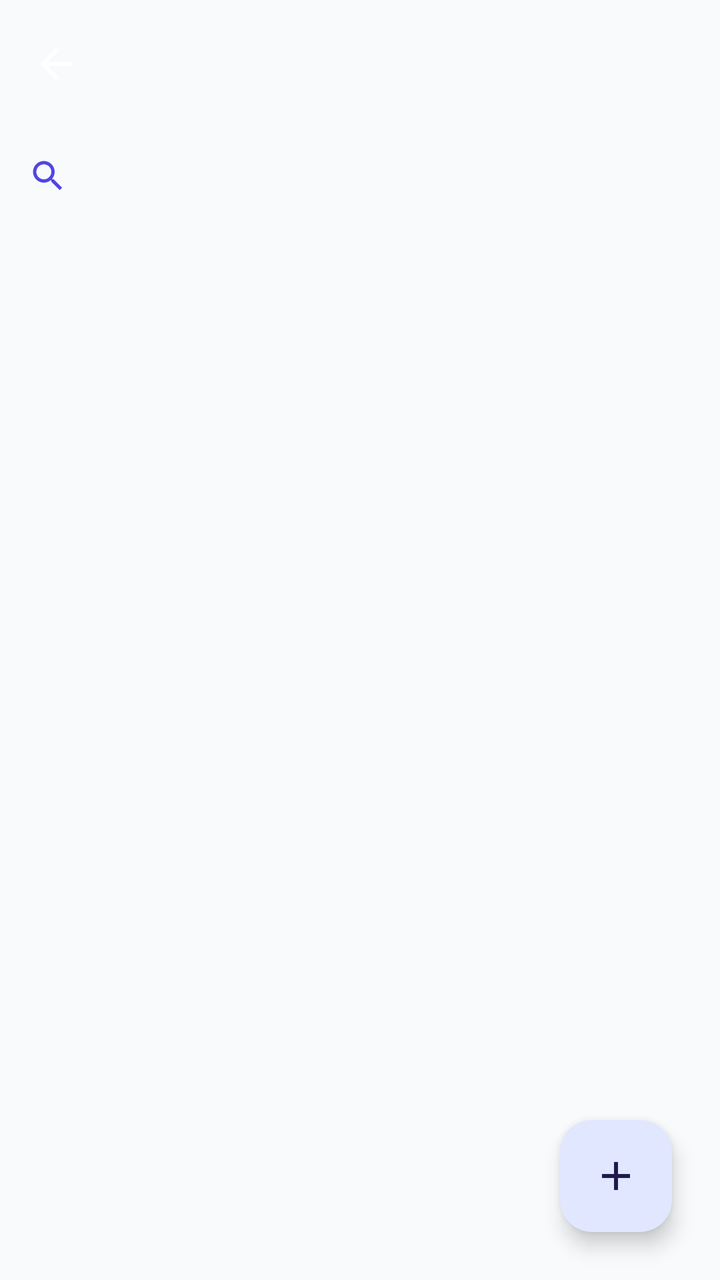
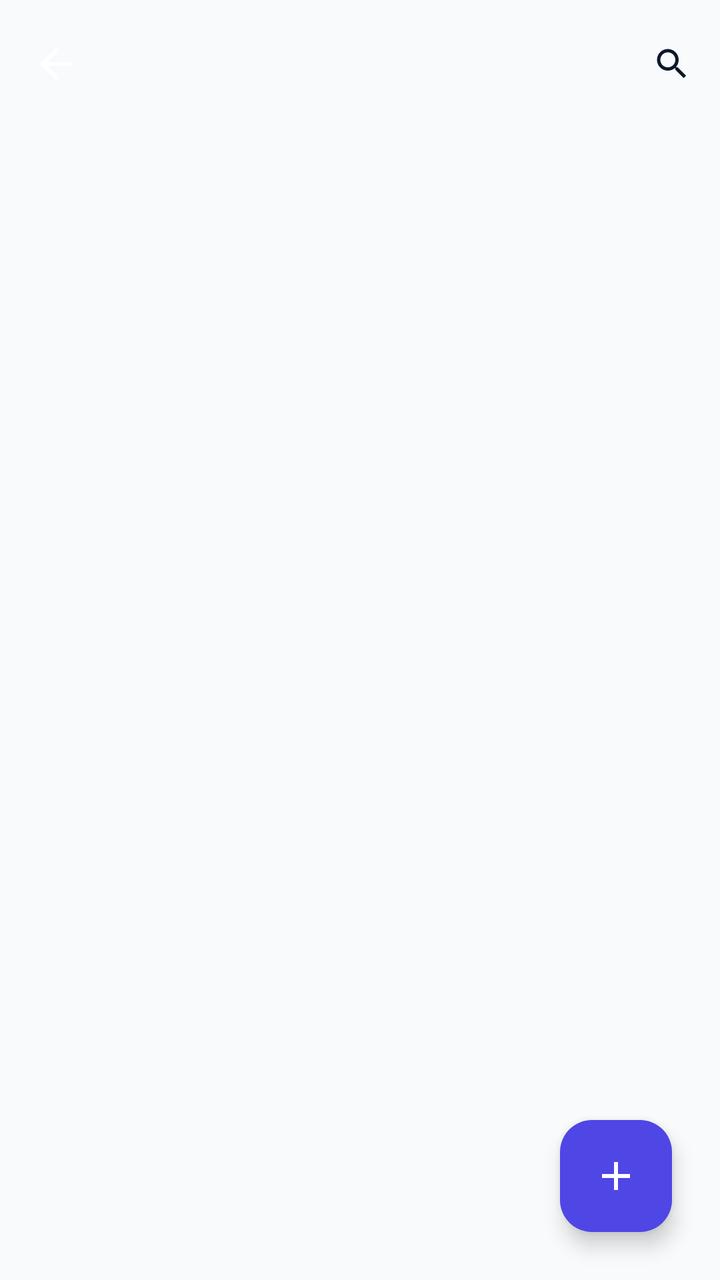

Compare the two renders of this Android layout. The source of the first and the diff that turns it into the second are given below.
<!-- AndroidManifest.xml: application theme Theme.NexaChat -->
<!-- res/layout/fragment_contacts.xml -->
<?xml version="1.0" encoding="utf-8"?>
<androidx.coordinatorlayout.widget.CoordinatorLayout xmlns:android="http://schemas.android.com/apk/res/android"
    xmlns:app="http://schemas.android.com/apk/res-auto"
    xmlns:tools="http://schemas.android.com/tools"
    android:layout_width="match_parent"
    android:layout_height="match_parent"
    android:background="?android:attr/colorBackground">

    <com.google.android.material.appbar.AppBarLayout
        android:id="@+id/appBar"
        android:layout_width="match_parent"
        android:layout_height="wrap_content">

        <com.google.android.material.appbar.MaterialToolbar
            android:id="@+id/toolbar"
            android:layout_width="match_parent"
            android:layout_height="?attr/actionBarSize"
            app:navigationIcon="@drawable/ic_arrow_back"
            app:navigationContentDescription="@string/cd_back" />
        <com.google.android.material.button.MaterialButton
            android:id="@+id/searchButton"
            style="@style/Widget.Material3.Button.IconButton"
            android:layout_width="@dimen/min_touch_target"
            android:layout_height="@dimen/min_touch_target"
            android:contentDescription="@string/search_title"
            app:icon="@drawable/ic_search" />
    </com.google.android.material.appbar.AppBarLayout>

    <androidx.recyclerview.widget.RecyclerView
        android:id="@+id/contactList"
        android:layout_width="match_parent"
        android:layout_height="match_parent"
        app:layout_behavior="@string/appbar_scrolling_view_behavior"
        xmlns:app="http://schemas.android.com/apk/res-auto" />

    <com.google.android.material.floatingactionbutton.FloatingActionButton
        android:id="@+id/addContactFab"
        android:layout_width="wrap_content"
        android:layout_height="wrap_content"
        android:layout_gravity="bottom|end"
        android:layout_margin="@dimen/space_lg"
        android:contentDescription="@string/action_add_contact"
        app:srcCompat="@drawable/ic_add" />

    <com.nexachat.core.ui.components.LoadingStateView
        android:id="@+id/loadingState"
        android:layout_width="match_parent"
        android:layout_height="match_parent"
        android:visibility="gone" />

    <com.nexachat.core.ui.components.ErrorStateView
        android:id="@+id/errorState"
        android:layout_width="match_parent"
        android:layout_height="match_parent"
        android:visibility="gone" />

    <com.nexachat.core.ui.components.EmptyStateView
        android:id="@+id/emptyState"
        android:layout_width="match_parent"
        android:layout_height="match_parent"
        android:visibility="gone" />

</androidx.coordinatorlayout.widget.CoordinatorLayout>
<!-- resources referenced by this layout -->
<resources>
  <dimen name="min_touch_target">48dp</dimen>
  <dimen name="space_lg">24dp</dimen>
  <string name="action_add_contact">Add contact</string>
  <string name="cd_back">Back</string>
  <string name="search_title">Search</string>
  <style name="Theme.NexaChat" parent="Theme.NexaChat.Views" />
  <color name="colorPrimary">@color/brand_indigo</color>
  <color name="colorOnPrimary">#FFFFFFFF</color>
  <color name="colorPrimaryContainer">@color/brand_indigo_container</color>
  <color name="colorOnPrimaryContainer">@color/brand_on_indigo_container</color>
  <color name="colorSecondary">@color/slate_secondary</color>
  <color name="colorOnSecondary">#FFFFFFFF</color>
  <color name="colorSecondaryContainer">@color/slate_secondary_container</color>
  <color name="colorOnSecondaryContainer">@color/slate_on_secondary_container</color>
  <color name="colorTertiary">@color/tertiary_sky</color>
  <color name="colorOnTertiary">#FFFFFFFF</color>
  <color name="colorTertiaryContainer">@color/tertiary_sky_container</color>
  <color name="colorOnTertiaryContainer">@color/tertiary_on_sky_container</color>
  <color name="colorError">@color/error_red</color>
  <color name="colorOnError">#FFFFFFFF</color>
  <color name="colorErrorContainer">@color/error_container_light</color>
  <color name="colorOnErrorContainer">@color/on_error_container_light</color>
  <color name="colorBackground">@color/background_light</color>
  <color name="colorOnBackground">@color/text_primary_light</color>
  <color name="colorSurface">@color/surface_light</color>
  <color name="colorOnSurface">@color/text_primary_light</color>
  <color name="colorSurfaceVariant">@color/surface_variant_light</color>
  <color name="colorOnSurfaceVariant">@color/text_secondary_light</color>
  <color name="colorOutline">@color/slate_border</color>
  <color name="colorOutlineVariant">@color/slate_divider</color>
  <style name="TextAppearance.NexaChat.TitleLarge" parent="TextAppearance.Material3.TitleLarge" />
  <style name="TextAppearance.NexaChat.TitleMedium" parent="TextAppearance.Material3.TitleMedium" />
  <style name="TextAppearance.NexaChat.TitleSmall" parent="TextAppearance.Material3.TitleSmall" />
  <style name="TextAppearance.NexaChat.BodyLarge" parent="TextAppearance.Material3.BodyLarge" />
  <style name="TextAppearance.NexaChat.BodyMedium" parent="TextAppearance.Material3.BodyMedium" />
  <style name="TextAppearance.NexaChat.BodySmall" parent="TextAppearance.Material3.BodySmall" />
  <style name="TextAppearance.NexaChat.LabelLarge" parent="TextAppearance.Material3.LabelLarge" />
  <style name="TextAppearance.NexaChat.LabelMedium" parent="TextAppearance.Material3.LabelMedium" />
  <style name="TextAppearance.NexaChat.LabelSmall" parent="TextAppearance.Material3.LabelSmall" />
  <color name="brand_indigo">#FF4F46E5</color>
  <color name="brand_indigo_container">#FFE0E7FF</color>
  <color name="brand_on_indigo_container">#FF1E1B4B</color>
  <color name="slate_secondary">#FF505F76</color>
  <color name="slate_secondary_container">#FFD0E1FB</color>
  <color name="slate_on_secondary_container">#FF1D283A</color>
  <color name="tertiary_sky">#FF0EA5E9</color>
  <color name="tertiary_sky_container">#FFBAE6FD</color>
  <color name="tertiary_on_sky_container">#FF0369A1</color>
  <color name="error_red">#FFBA1A1A</color>
  <color name="error_container_light">#FFFFDAD6</color>
  <color name="on_error_container_light">#FF93000A</color>
  <color name="background_light">#FFF8FAFC</color>
  <color name="text_primary_light">#FF0F172A</color>
  <color name="surface_light">#FFF8FAFC</color>
  <color name="surface_variant_light">#FFE0E3E5</color>
  <color name="text_secondary_light">#FF64748B</color>
  <color name="slate_border">#FFCBD5E1</color>
  <color name="slate_divider">#FFE2E8F0</color>
  <dimen name="corner_sm">8dp</dimen>
  <dimen name="corner_md">12dp</dimen>
  <dimen name="corner_lg">16dp</dimen>
  <!-- unchanged entries left out for length: 11 -->
</resources>

<!-- the commit's change to res/layout/fragment_contacts.xml (unified diff, before → after) -->
@@ -9,29 +9,37 @@
     <com.google.android.material.appbar.AppBarLayout
         android:id="@+id/appBar"
         android:layout_width="match_parent"
-        android:layout_height="wrap_content">
+        android:layout_height="wrap_content"
+        android:background="?attr/colorSurface"
+        app:elevation="0dp">
 
         <com.google.android.material.appbar.MaterialToolbar
             android:id="@+id/toolbar"
             android:layout_width="match_parent"
             android:layout_height="?attr/actionBarSize"
-            app:navigationIcon="@drawable/ic_arrow_back"
-            app:navigationContentDescription="@string/cd_back" />
-        <com.google.android.material.button.MaterialButton
-            android:id="@+id/searchButton"
-            style="@style/Widget.Material3.Button.IconButton"
-            android:layout_width="@dimen/min_touch_target"
-            android:layout_height="@dimen/min_touch_target"
-            android:contentDescription="@string/search_title"
-            app:icon="@drawable/ic_search" />
+            android:background="?attr/colorSurface"
+            app:navigationContentDescription="@string/cd_back"
+            app:navigationIcon="@drawable/ic_arrow_back">
+
+            <com.google.android.material.button.MaterialButton
+                android:id="@+id/searchButton"
+                style="@style/Widget.Material3.Button.IconButton"
+                android:layout_width="@dimen/min_touch_target"
+                android:layout_height="@dimen/min_touch_target"
+                android:layout_gravity="end|center_vertical"
+                android:contentDescription="@string/search_title"
+                app:icon="@drawable/ic_search"
+                app:iconTint="?attr/colorOnSurface" />
+        </com.google.android.material.appbar.MaterialToolbar>
     </com.google.android.material.appbar.AppBarLayout>
 
     <androidx.recyclerview.widget.RecyclerView
         android:id="@+id/contactList"
         android:layout_width="match_parent"
         android:layout_height="match_parent"
-        app:layout_behavior="@string/appbar_scrolling_view_behavior"
-        xmlns:app="http://schemas.android.com/apk/res-auto" />
+        android:clipToPadding="false"
+        android:paddingVertical="@dimen/space_sm"
+        app:layout_behavior="@string/appbar_scrolling_view_behavior" />
 
     <com.google.android.material.floatingactionbutton.FloatingActionButton
         android:id="@+id/addContactFab"
@@ -40,7 +48,9 @@
         android:layout_gravity="bottom|end"
         android:layout_margin="@dimen/space_lg"
         android:contentDescription="@string/action_add_contact"
-        app:srcCompat="@drawable/ic_add" />
+        app:backgroundTint="?attr/colorPrimary"
+        app:srcCompat="@drawable/ic_add"
+        app:tint="?attr/colorOnPrimary" />
 
     <com.nexachat.core.ui.components.LoadingStateView
         android:id="@+id/loadingState"
<!-- resource entries referenced after the edit -->
@@ -2,6 +2,7 @@
 <resources>
   <dimen name="min_touch_target">48dp</dimen>
   <dimen name="space_lg">24dp</dimen>
+  <dimen name="space_sm">8dp</dimen>
   <string name="action_add_contact">Add contact</string>
   <string name="cd_back">Back</string>
   <string name="search_title">Search</string>
